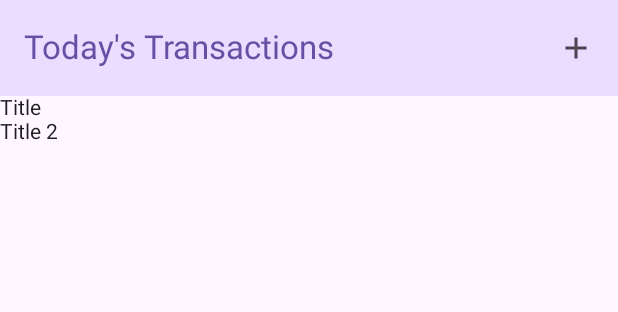
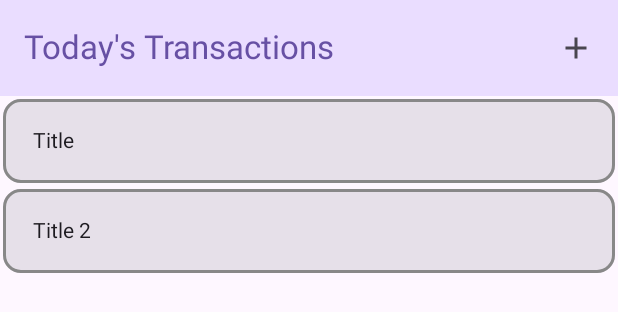
Before and after one commit to hadinajafi/Android_Composable_PlayGround, an Android app built with Jetpack Compose: the @Preview function OverviewScreen, on a phone screen of 412 x 824 dp. Shown: the top 312 px of the screen. Run offline under Robolectric (Android 15) with nearby library versions, the phone set to English and light mode, and no system bars.

```diff
--- a/app/src/main/java/com/example/moneymanager/models/Transaction.kt
+++ b/app/src/main/java/com/example/moneymanager/models/TransactionDto.kt
@@ -2,7 +2,7 @@ package com.example.moneymanager.models
 
 import java.util.UUID
 
-data class Transaction(
+data class TransactionDto(
     val uuid: UUID = UUID.randomUUID(),
     val title: String,
     val description: String?,
--- a/app/src/main/java/com/example/moneymanager/ui/home/OverviewScreen.kt
+++ b/app/src/main/java/com/example/moneymanager/ui/home/OverviewScreen.kt
@@ -1,11 +1,14 @@
 package com.example.moneymanager.ui.home
 
+import androidx.compose.foundation.BorderStroke
 import androidx.compose.foundation.layout.Column
 import androidx.compose.foundation.layout.fillMaxWidth
 import androidx.compose.foundation.layout.padding
 import androidx.compose.foundation.lazy.LazyColumn
 import androidx.compose.material.icons.Icons
 import androidx.compose.material.icons.filled.Add
+import androidx.compose.material3.Card
+import androidx.compose.material3.CardDefaults
 import androidx.compose.material3.ExperimentalMaterial3Api
 import androidx.compose.material3.Icon
 import androidx.compose.material3.IconButton
@@ -16,8 +19,10 @@ import androidx.compose.material3.TopAppBar
 import androidx.compose.material3.TopAppBarDefaults
 import androidx.compose.runtime.Composable
 import androidx.compose.ui.Modifier
+import androidx.compose.ui.graphics.Color
 import androidx.compose.ui.tooling.preview.Preview
-import com.example.moneymanager.models.Transaction
+import androidx.compose.ui.unit.Dp
+import com.example.moneymanager.models.TransactionDto
 import java.util.UUID
 
 
@@ -35,7 +40,9 @@ fun OverviewScreen() {
                     titleContentColor = MaterialTheme.colorScheme.primary
                 ),
                 actions = {
-                    IconButton(onClick = {}) {
+                    IconButton(onClick = {
+                        //TODO: fix it with navigation
+                    }) {
                         Icon(
                             imageVector = Icons.Filled.Add,
                             contentDescription = "Add new transaction"
@@ -50,9 +57,9 @@ fun OverviewScreen() {
             modifier = Modifier
                 .padding(it)
                 .fillMaxWidth(),
-            transactions = listOf(
-                Transaction(UUID.randomUUID(), "Title", "description", 203.34F),
-                Transaction(UUID.randomUUID(), "Title 2", "desc", 20.21F)
+            transactionDtos = listOf(
+                TransactionDto(UUID.randomUUID(), "Title", "description", 203.34F),
+                TransactionDto(UUID.randomUUID(), "Title 2", "desc", 20.21F)
             )
         )
     }
@@ -60,13 +67,13 @@ fun OverviewScreen() {
 
 @Composable
 private fun TransactionContent(
-    transactions: List<Transaction>,
+    transactionDtos: List<TransactionDto>,
     modifier: Modifier = Modifier
 ) {
     LazyColumn(modifier = modifier) {
-        transactions.forEach {
+        transactionDtos.forEach {
             item {
-                TransactionItem(transaction = it)
+                TransactionItem(transactionDto = it)
             }
         }
     }
@@ -74,13 +81,22 @@ private fun TransactionContent(
 
 @Composable
 fun TransactionItem(
-    transaction: Transaction
+    transactionDto: TransactionDto
 ) {
     Column(
         modifier = Modifier
             .padding()
             .fillMaxWidth()
     ) {
-        Text(text = transaction.title)
+        Card(
+            modifier = Modifier
+                .fillMaxWidth()
+                .padding(bottom = Dp(2F), start = Dp(2F), top = Dp(2F), end = Dp(2F)),
+            border = BorderStroke(width = Dp(2F), color = Color.Gray),
+            shape = CardDefaults.elevatedShape,
+        ) {
+            Text(text = transactionDto.title, Modifier.padding(Dp(20F)))
+        }
+
     }
 }
--- a/build.gradle.kts
+++ b/build.gradle.kts
@@ -2,4 +2,5 @@
 plugins {
     id("com.android.application") version "8.2.1" apply false
     id("org.jetbrains.kotlin.android") version "1.9.20" apply false
+    id("com.google.devtools.ksp") version "1.8.10-1.0.9" apply false
 }
```
Also changed, not shown: app/build.gradle.kts (+14 -0 lines), app/src/main/java/com/example/moneymanager/MoneyManager.kt (renamed from app/src/main/java/com/example/moneymanager/MainActivity.kt, +14 -1 lines), app/src/main/java/com/example/moneymanager/db/entities/Transaction.kt (added, +17 -0 lines), app/src/main/java/com/example/moneymanager/db/repositories/AppDatabase.kt (added, +10 -0 lines), app/src/main/java/com/example/moneymanager/db/repositories/TransactionRepository.kt (added, +17 -0 lines), app/src/main/java/com/example/moneymanager/services/TransactionService.kt (+6 -6 lines), app/src/main/java/com/example/moneymanager/ui/userinput/AddTransactionScreen.kt (added, +85 -0 lines).
